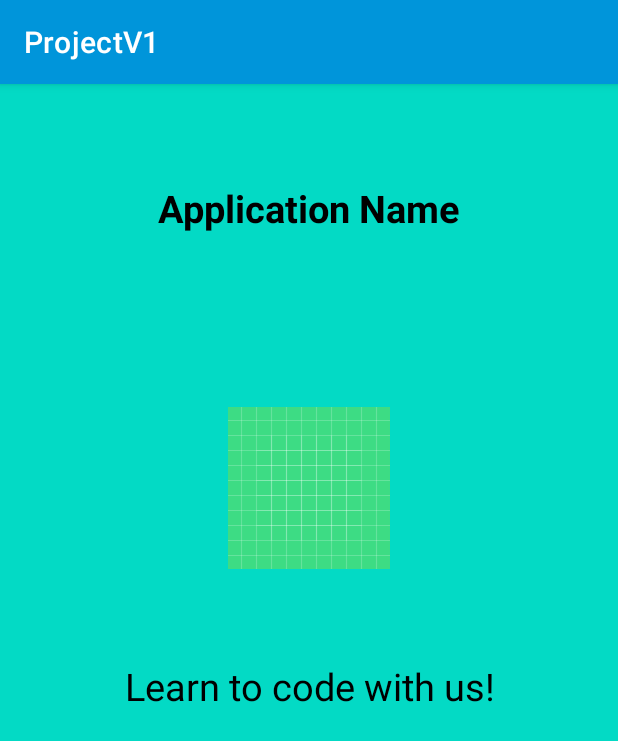
After one commit to itsAsR7/ProjectG01, an Android app: the MainActivity screen opened directly, with no data from a screen before it, on a phone screen of 412 x 824 dp. The commit adds this screen. Shown: the top 741 px of the screen. Run offline under Robolectric (Android 15) with nearby library versions, the phone set to English and light mode, and no system bars; 1 statement that could not run was skipped.

Commit message:
app reopen activity change fixed

```diff
--- a/app/src/main/AndroidManifest.xml
+++ b/app/src/main/AndroidManifest.xml
@@ -23,6 +23,9 @@
             android:exported="false"/>
         <activity
             android:name=".activities.WelcomeBackActivity"
+            android:exported="false"/>
+        <activity
+            android:name=".activities.MainActivity"
             android:exported="true">
             <intent-filter>
                 <action android:name="android.intent.action.MAIN" />
--- a/app/src/main/java/com/example/projectv1/activities/EnterNameScreenActivity.kt
+++ b/app/src/main/java/com/example/projectv1/activities/EnterNameScreenActivity.kt
@@ -3,6 +3,7 @@ package com.example.projectv1.activities
 import android.content.Intent
 import androidx.appcompat.app.AppCompatActivity
 import android.os.Bundle
+import android.os.Handler
 import android.widget.Button
 import android.widget.EditText
 import android.util.Log
@@ -17,33 +18,29 @@ class EnterNameScreenActivity : AppCompatActivity() {
     override fun onCreate(savedInstanceState: Bundle?) {
         super.onCreate(savedInstanceState)
         setContentView(R.layout.activity_enter_your_name_screen)
-    }
 
-
-    override fun onStart() {
-        super.onStart()
-
-
-        val continueButton: Button = findViewById(R.id.button1)
-
-        Log.d("tagtagtag","enter your name screen onStart()")
-
+        var continueButton: Button = findViewById(R.id.button1)
         continueButton.setOnClickListener{
 
             nameFromUi = findViewById(R.id.editText1)
             nameAsString = nameFromUi.text.toString()
 
-
             val datasource = UserDataSource.getInstance()
-
             datasource.name = nameAsString
 
             val i = Intent(this, LessonListActivity::class.java)
             startActivity(i)
+        }
+    }
+    override fun onRestart() {
+        super.onRestart()
+        setContentView(R.layout.activity_main)
 
+        Handler().postDelayed({
 
-
-        }
-
+            val i = Intent(this, WelcomeBackActivity::class.java)
+            startActivity(i)
+            finish()
+        }, 2000)
     }
 }
--- /dev/null
+++ b/app/src/main/java/com/example/projectv1/activities/MainActivity.kt
@@ -0,0 +1,27 @@
+package com.example.projectv1.activities
+
+import android.content.Intent
+import android.os.Bundle
+import android.os.Handler
+import com.example.projectv1.R
+import android.util.Log
+
+
+import androidx.appcompat.app.AppCompatActivity
+
+class MainActivity : AppCompatActivity() {
+
+    private val SPLASH_TIME_OUT:Long = 2000 // 1 sec
+
+    override fun onCreate(savedInstanceState: Bundle?) {
+        super.onCreate(savedInstanceState)
+        setContentView(R.layout.activity_main)
+
+        Handler().postDelayed({ //this is executed once the timer is over//
+
+            val i = Intent(this, EnterNameScreenActivity::class.java)
+            startActivity(i)
+            finish()
+        }, SPLASH_TIME_OUT)
+    }
+}
--- /dev/null
+++ b/app/src/main/res/layout/activity_main.xml
@@ -0,0 +1,58 @@
+<?xml version="1.0" encoding="utf-8"?>
+
+
+<LinearLayout xmlns:android="http://schemas.android.com/apk/res/android"
+    xmlns:app="http://schemas.android.com/apk/res-auto"
+    android:orientation="vertical"
+    android:layout_width="match_parent"
+    android:layout_height="match_parent"
+    android:background="@color/teal_200">
+
+
+    <TextView
+        android:id="@+id/textView1"
+        android:layout_width="match_parent"
+        android:layout_height="wrap_content"
+        android:layout_below="@id/imageView"
+        android:layout_marginTop="50dp"
+        android:gravity="center"
+        android:padding="15dp"
+        android:text="Application Name"
+        android:textAlignment="center"
+        android:textColor="@color/black"
+        android:textSize="25dp"
+        android:textStyle="bold" />
+
+    <ImageView
+        android:id="@+id/imageView"
+        android:layout_width="match_parent"
+        android:layout_height="wrap_content"
+        android:layout_marginTop="100dp"
+        android:src="@drawable/ic_launcher_background"
+        app:srcCompat="@android:drawable/sym_def_app_icon" />
+
+    <TextView
+        android:id="@+id/textView2"
+        android:layout_width="match_parent"
+        android:layout_height="wrap_content"
+        android:gravity="center"
+        android:padding="15dp"
+        android:layout_marginTop="45dp"
+        android:text="Learn to code with us!"
+        android:textAlignment="center"
+        android:textColor="@color/black"
+        android:textSize="25dp"/>
+
+    <ProgressBar
+        android:id="@+id/progressBar"
+        android:layout_width="match_parent"
+        android:layout_height="wrap_content"
+        android:layout_below="@id/textView2"
+        android:layout_centerHorizontal="true"
+        android:layout_marginTop="400dp"
+        android:indeterminateTint="@color/black" />
+
+
+
+
+</LinearLayout>
```
